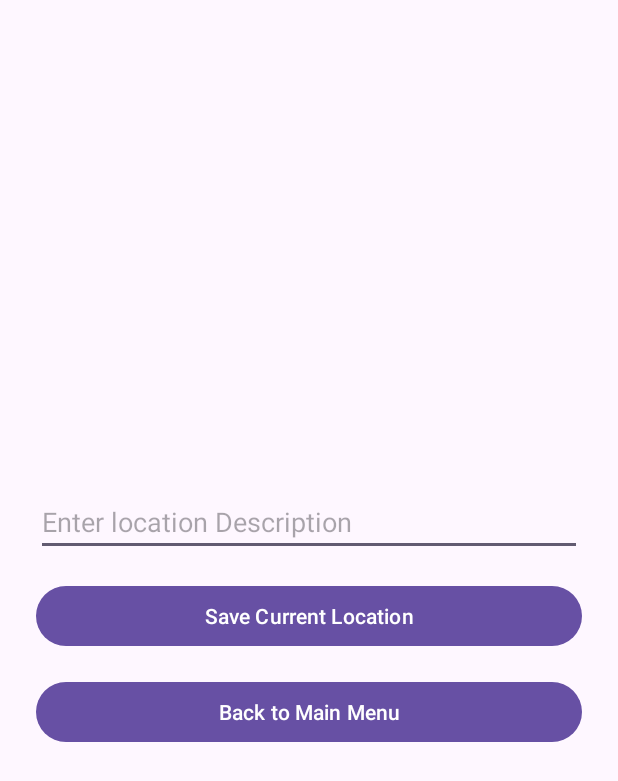
After one commit to wh1zeguy/Hide_and_Seek_App, an Android app: the SetupActivity screen opened directly, with no data from a screen before it, on a phone screen of 412 x 824 dp. The commit adds this screen. Shown: the top 781 px of the screen. Run offline under Robolectric (Android 15) with nearby library versions, the phone set to English and light mode, and no system bars.

Commit message:
added setup functionality

```diff
--- a/app/build.gradle.kts
+++ b/app/build.gradle.kts
@@ -49,4 +49,7 @@ dependencies {
     implementation("androidx.appcompat:appcompat:1.7.1")
     implementation("com.google.android.material:material:1.13.0")
     implementation("com.google.android.gms:play-services-location:21.3.0")
+    implementation("androidx.datastore:datastore-preferences:1.1.7")
+    implementation("androidx.datastore:datastore-preferences-rxjava2:1.1.7")
+    implementation("androidx.datastore:datastore-preferences-rxjava3:1.1.7")
 }
--- a/app/src/main/AndroidManifest.xml
+++ b/app/src/main/AndroidManifest.xml
@@ -23,6 +23,7 @@
             </intent-filter>
         </activity>
         <activity android:name=".GameActivity" />
+        <activity android:name=".SetupActivity" />
     </application>
 
 </manifest>
--- a/app/src/main/java/com/example/hide_and_seek/MainActivity.kt
+++ b/app/src/main/java/com/example/hide_and_seek/MainActivity.kt
@@ -20,6 +20,10 @@ class MainActivity : AppCompatActivity() {
             val intent = Intent(this, GameActivity::class.java)
             startActivity(intent)
         }
+        setupButton.setOnClickListener {
+            val intent = Intent(this, SetupActivity::class.java)
+            startActivity(intent)
+        }
 
         /*setupButton.setOnClickListener {
             val intent = Intent(this, SetupActivity::class.java)
--- /dev/null
+++ b/app/src/main/res/layout/activity_setup.xml
@@ -0,0 +1,30 @@
+<?xml version="1.0" encoding="utf-8"?>
+<LinearLayout xmlns:android="http://schemas.android.com/apk/res/android"
+    android:orientation="vertical"
+    android:gravity="center"
+    android:padding="24dp"
+    android:layout_width="match_parent"
+    android:layout_height="match_parent">
+
+    <EditText
+        android:id="@+id/locationNameInput"
+        android:hint="Enter location Description"
+        android:layout_width="match_parent"
+        android:layout_height="wrap_content"
+        android:inputType="text" />
+
+    <Button
+        android:id="@+id/saveLocationButton"
+        android:text="Save Current Location"
+        android:layout_width="match_parent"
+        android:layout_height="wrap_content"
+        android:layout_marginTop="16dp" />
+
+    <Button
+        android:id="@+id/backToMainButton"
+        android:text="Back to Main Menu"
+        android:layout_width="match_parent"
+        android:layout_height="wrap_content"
+        android:layout_marginTop="16dp" />
+
+</LinearLayout>
```
Also changed, not shown: app/src/main/java/com/example/hide_and_seek/LocationDataStore.kt (added, +16 -0 lines), app/src/main/java/com/example/hide_and_seek/SetupActivity.kt (added, +115 -0 lines), app/src/main/java/com/example/hide_and_seek/GameActivity.kt (line endings or trailing spaces), build.gradle.kts (line endings or trailing spaces), 1 other file.
